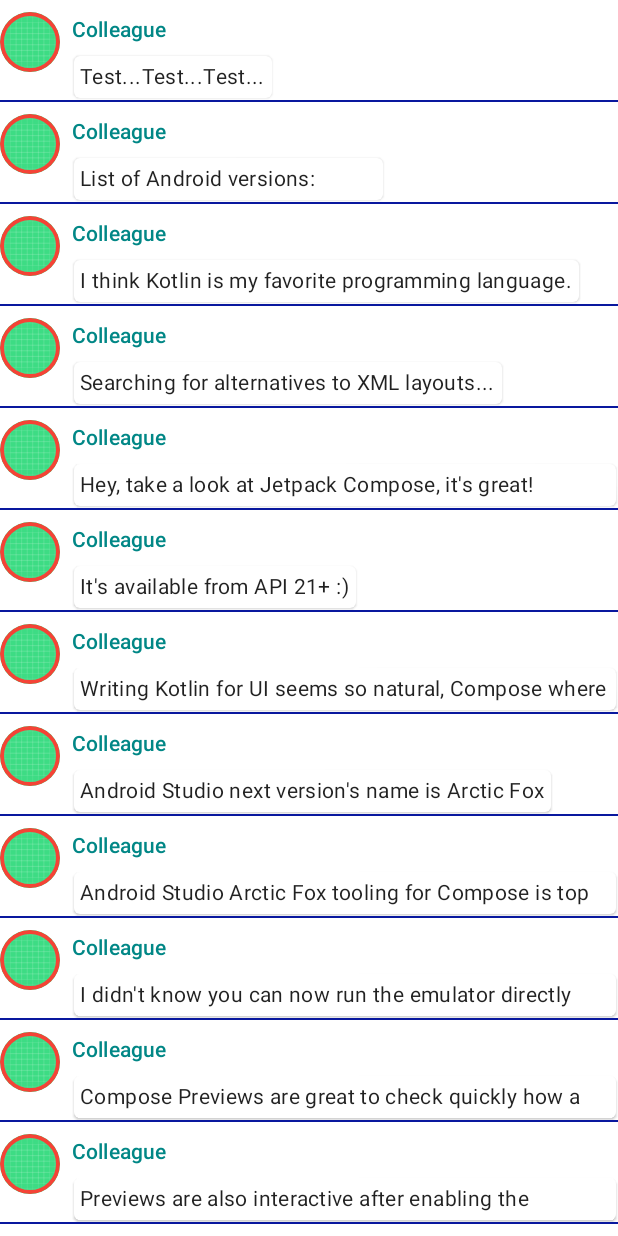
After one commit to nosovroman/Movies, an Android app built with Jetpack Compose: the composable MovieListView called with sample values from the repository, on a phone screen of 412 x 824 dp. The commit adds this screen. Run offline under Robolectric (Android 15) with nearby library versions, the phone set to English and light mode, and no system bars.

Commit message:
repeat preview, + code split into modules

```diff
--- /dev/null
+++ b/app/src/main/java/com/example/arcticfoxcompose/components/MessageCardView.kt
@@ -0,0 +1,68 @@
+package com.example.arcticfoxcompose.components
+
+import androidx.compose.animation.animateColorAsState
+import androidx.compose.animation.animateContentSize
+import androidx.compose.foundation.Image
+import androidx.compose.foundation.border
+import androidx.compose.foundation.clickable
+import androidx.compose.foundation.layout.*
+import androidx.compose.foundation.shape.CircleShape
+import androidx.compose.material.MaterialTheme
+import androidx.compose.material.Surface
+import androidx.compose.material.Text
+import androidx.compose.runtime.*
+import androidx.compose.ui.Modifier
+import androidx.compose.ui.draw.clip
+import androidx.compose.ui.graphics.Color
+import androidx.compose.ui.res.painterResource
+import androidx.compose.ui.unit.dp
+import com.example.arcticfoxcompose.R
+import com.example.arcticfoxcompose.dataClasses.Message
+
+@Composable
+fun MessageCardView(msg: Message) {
+    Row (modifier = Modifier
+        .padding(top = 8.dp)
+        .fillMaxWidth())//.border(width = 1.dp, color = Color.Blue, shape = RoundedCornerShape(10.dp)))
+    {
+        Image(
+            painter = painterResource(id = R.drawable.ic_launcher_background),
+            contentDescription = "Image Text",
+            modifier = Modifier
+                .size(40.dp)
+                .clip(CircleShape)
+                .border(2.5.dp, MaterialTheme.colors.secondary, CircleShape)
+        )
+        Spacer(modifier = Modifier.width(8.dp))
+
+        var isExpanded by remember { mutableStateOf(false) }
+
+        val surfaceColor: Color by animateColorAsState(
+            if (isExpanded) MaterialTheme.colors.primary else MaterialTheme.colors.surface
+        )
+
+        Column (modifier = Modifier.clickable { isExpanded = !isExpanded }) {
+            Text(
+                text = msg.author,
+                color = MaterialTheme.colors.secondaryVariant,
+                style = MaterialTheme.typography.subtitle2
+            )
+            Spacer(modifier = Modifier.height(4.dp))
+            Surface(
+                shape = MaterialTheme.shapes.medium,
+                elevation = 1.dp,
+                color = surfaceColor,
+                modifier = Modifier
+                    .animateContentSize()
+                    .padding(1.dp)
+            ) {
+                Text(
+                    text = msg.body,
+                    modifier = Modifier.padding(all = 4.dp),
+                    style = MaterialTheme.typography.body2,
+                    maxLines = if (isExpanded) Int.MAX_VALUE else 1
+                )
+            }
+        }
+    }
+}
--- /dev/null
+++ b/app/src/main/java/com/example/arcticfoxcompose/components/MovieListView.kt
@@ -0,0 +1,27 @@
+package com.example.arcticfoxcompose.components
+
+import androidx.compose.foundation.layout.Column
+import androidx.compose.foundation.lazy.LazyColumn
+import androidx.compose.foundation.lazy.itemsIndexed
+import androidx.compose.material.Divider
+import androidx.compose.runtime.Composable
+import androidx.compose.ui.unit.dp
+import com.example.arcticfoxcompose.dataClasses.Message
+import com.example.arcticfoxcompose.ui.theme.SearchLineColorStart
+
+@Composable
+fun MovieListView(messages: List<Message>) {
+    LazyColumn {
+        itemsIndexed(messages) { index, message ->
+            Column {
+                MessageCardView(message)
+                if (index < messages.size - 1) {
+                    Divider(
+                        color = SearchLineColorStart, thickness = 1.dp, //startIndent = 10.dp,
+                        //modifier = Modifier.padding(start = 10.dp, end = 10.dp)
+                    )
+                }
+            }
+        }
+    }
+}
--- /dev/null
+++ b/app/src/main/java/com/example/arcticfoxcompose/dataClasses/Message.kt
@@ -0,0 +1,3 @@
+package com.example.arcticfoxcompose.dataClasses
+
+data class Message(val author: String, val body: String)
--- a/app/src/main/java/com/example/arcticfoxcompose/ui/theme/SampleData.kt
+++ b/app/src/main/java/com/example/arcticfoxcompose/dataClasses/SampleData.kt
@@ -1,4 +1,4 @@
-package com.example.arcticfoxcompose.ui.theme
+package com.example.arcticfoxcompose.dataClasses
 
 import com.example.arcticfoxcompose.Message
 
```
Also changed, not shown: app/src/main/java/com/example/arcticfoxcompose/MainActivity.kt (+15 -167 lines), app/src/main/java/com/example/arcticfoxcompose/components/SearchFieldView.kt (added, +70 -0 lines).
